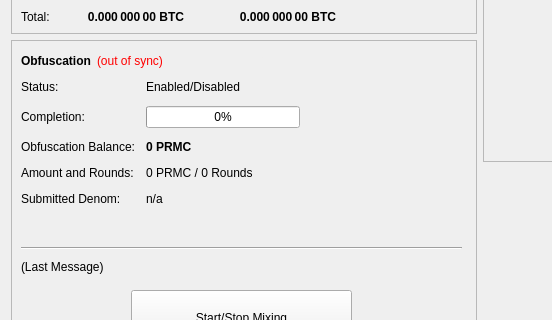
Before: the Qt Designer form src/qt/forms/overviewpage.ui in Micenas/antimony, drawn with Qt 5; both pictures show x 0 to 552 and y 182 to 502 of the 960 by 615 pixel window.
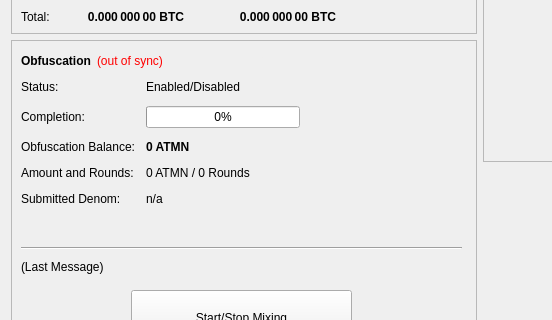
After: the same form once the commit is applied. Icons and pictures are not drawn.

What changed in the file:
```diff
--- a/src/qt/forms/overviewpage.ui
+++ b/src/qt/forms/overviewpage.ui
@@ -474,7 +474,7 @@
               </font>
              </property>
              <property name="text">
-              <string notr="true">0 PRMC</string>
+              <string notr="true">0 ATMN</string>
              </property>
             </widget>
            </item>
@@ -488,7 +488,7 @@
            <item row="3" column="1">
             <widget class="QLabel" name="labelAmountRounds">
              <property name="text">
-              <string>0 PRMC / 0 Rounds</string>
+              <string>0 ATMN / 0 Rounds</string>
              </property>
             </widget>
            </item>
```
Left out of the diff: 8 changed lines with no effect on the pictures.
